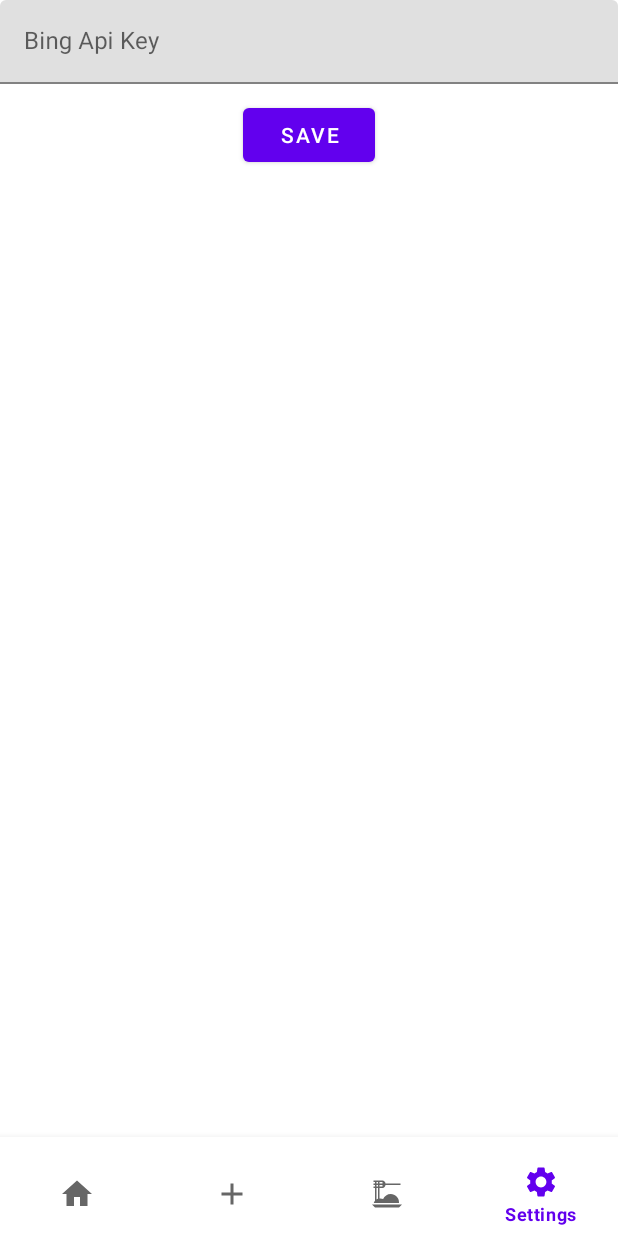
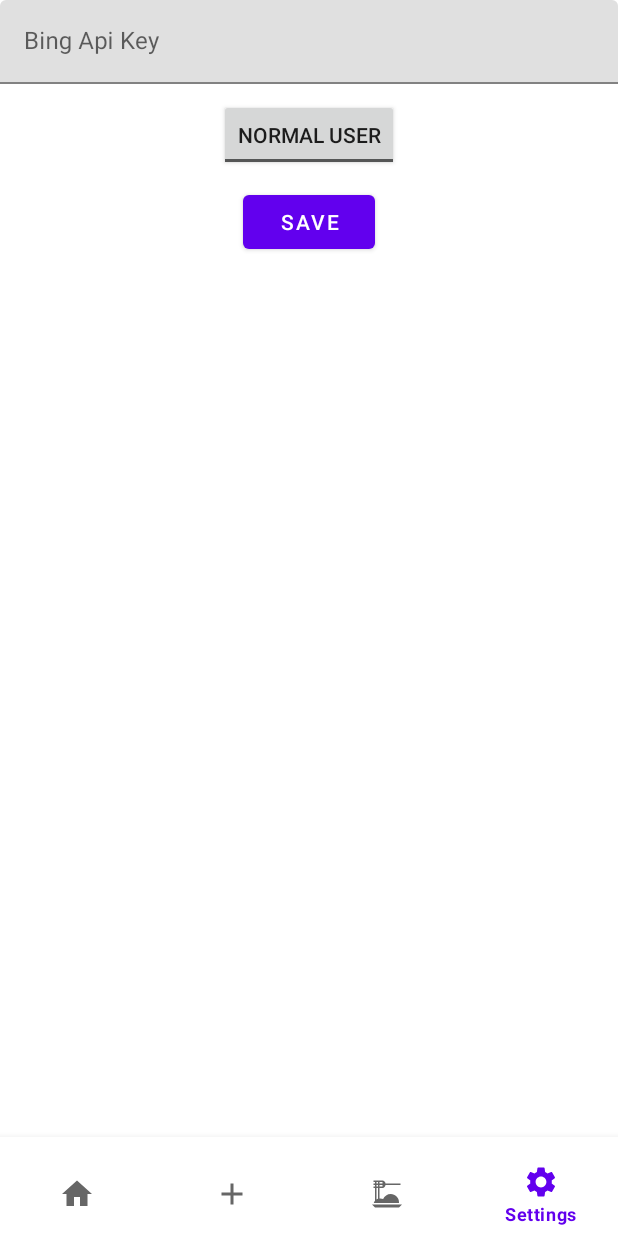
Before and after one commit to Nrojt/Dish-Dex, an Android app: the screen it shows after launch (MainActivity), item 4 of the bottom bar chosen, on a phone screen of 412 x 824 dp. Run offline under Robolectric (Android 15) with nearby library versions, the phone set to English and light mode, and no system bars; our stand-ins replace AdMob.

Commit message:
-Added pro user toggle button in settings -The frame layout now adapts to whether the adview is enabled or not

```diff
--- a/app/src/main/java/com/nrojt/dishdex/MainActivity.java
+++ b/app/src/main/java/com/nrojt/dishdex/MainActivity.java
@@ -1,8 +1,13 @@
 package com.nrojt.dishdex;
 
+import android.content.SharedPreferences;
 import android.os.Bundle;
+import android.view.View;
+import android.widget.FrameLayout;
 
 import androidx.appcompat.app.AppCompatActivity;
+import androidx.constraintlayout.widget.ConstraintLayout;
+import androidx.constraintlayout.widget.ConstraintSet;
 import androidx.fragment.app.Fragment;
 import androidx.fragment.app.FragmentManager;
 import androidx.fragment.app.FragmentTransaction;
@@ -14,6 +19,7 @@ import com.google.android.gms.ads.LoadAdError;
 import com.google.android.gms.ads.MobileAds;
 import com.google.android.gms.ads.initialization.InitializationStatus;
 import com.google.android.gms.ads.initialization.OnInitializationCompleteListener;
+import com.google.android.material.bottomnavigation.BottomNavigationView;
 import com.nrojt.dishdex.databinding.ActivityMainBinding;
 import com.nrojt.dishdex.fragments.AddRecipeChooserFragment;
 import com.nrojt.dishdex.fragments.HomePageFragment;
@@ -23,6 +29,8 @@ import com.nrojt.dishdex.fragments.SettingsFragment;
 
 public class MainActivity extends AppCompatActivity {
     private AdView adView;
+
+    private boolean isProUser;
 
     ActivityMainBinding binding;
 
@@ -37,6 +45,9 @@ public class MainActivity extends AppCompatActivity {
         //Setting the fragment that will show on app startup
         binding.bottomNavigationView.setSelectedItemId(R.id.homeButton);
         replaceFragment(new HomePageFragment());
+
+        SharedPreferences sharedPreferences = getSharedPreferences("SharedPrefs", MODE_PRIVATE);
+        isProUser = sharedPreferences.getBoolean(SettingsFragment.IS_PRO_USER, false);
 
         //Onclick listener for the bottom navigation bar, which will replace the fragment when one of the buttons is clicked.
         binding.bottomNavigationView.setOnItemSelectedListener(item -> {
@@ -103,6 +114,24 @@ public class MainActivity extends AppCompatActivity {
                 // covers the screen.
             }
         });
+
+        FrameLayout frameLayout = findViewById(R.id.frame_layout);
+        BottomNavigationView bottomNavigationView = findViewById(R.id.bottomNavigationView);
+
+        // Set the top and bottom constraints of the FrameLayout and disabling adview if the user is a pro user.
+        if (isProUser) {
+            // Remove the ad view
+            ConstraintLayout adContainer = findViewById(R.id.mainPageConstraintLayout);
+            View adView = findViewById(R.id.adView);
+            adContainer.removeView(adView);
+
+            // Set the top and bottom constraints of the FrameLayout
+            ConstraintSet constraintSet = new ConstraintSet();
+            constraintSet.clone(adContainer);
+            constraintSet.connect(frameLayout.getId(), ConstraintSet.TOP, ConstraintSet.PARENT_ID, ConstraintSet.TOP, 0);
+            constraintSet.connect(frameLayout.getId(), ConstraintSet.BOTTOM, bottomNavigationView.getId(), ConstraintSet.TOP, 0);
+            constraintSet.applyTo(adContainer);
+        }
     }
 
     //Method for replacing the fragment
--- a/app/src/main/java/com/nrojt/dishdex/fragments/SettingsFragment.java
+++ b/app/src/main/java/com/nrojt/dishdex/fragments/SettingsFragment.java
@@ -11,27 +11,28 @@ import android.view.View;
 import android.view.ViewGroup;
 import android.widget.Button;
 import android.widget.Toast;
+import android.widget.ToggleButton;
 
 import com.google.android.material.textfield.TextInputLayout;
 import com.nrojt.dishdex.R;
 
 
-/**
- * A simple {@link Fragment} subclass.
- * Use the {@link SettingsFragment#newInstance} factory method to
- * create an instance of this fragment.
- */
+
 public class SettingsFragment extends Fragment {
 
     private TextInputLayout bingApiKeyTextInput;
     private Button saveSettingsButton;
+    private ToggleButton proUserToggleButton;
 
     private String bingApiKey;
+    private boolean isProUser;
 
     public static final String SHARED_PREFS = "SharedPrefs";
     public static final String BING_API_KEY = "bingApiKey";
+    public static final String IS_PRO_USER = "isProUser";
 
     private String loadedApiKey;
+    private boolean loadedIsProUser;
 
     // TODO: Rename parameter arguments, choose names that match
     // the fragment initialization parameters, e.g. ARG_ITEM_NUMBER
@@ -46,14 +47,7 @@ public class SettingsFragment extends Fragment {
         // Required empty public constructor
     }
 
-    /**
-     * Use this factory method to create a new instance of
-     * this fragment using the provided parameters.
-     *
-     * @param param1 Parameter 1.
-     * @param param2 Parameter 2.
-     * @return A new instance of fragment SettingsFragment.
-     */
+
     // TODO: Rename and change types and number of parameters
     public static SettingsFragment newInstance(String param1, String param2) {
         SettingsFragment fragment = new SettingsFragment();
@@ -82,13 +76,14 @@ public class SettingsFragment extends Fragment {
         //Getting the views
         bingApiKeyTextInput = view.findViewById(R.id.bingKeyTextInput);
         saveSettingsButton = view.findViewById(R.id.saveSettingsButton);
+        proUserToggleButton = view.findViewById(R.id.proUserToggleButton);
 
         //Saving the settings to shared preferences (local storage) when the save button is clicked
         saveSettingsButton.setOnClickListener(new View.OnClickListener() {
             @Override
             public void onClick(View v) {
+                isProUser = proUserToggleButton.isChecked();
                 bingApiKey = bingApiKeyTextInput.getEditText().getText().toString();
-                System.out.println(bingApiKey);
                 if(!bingApiKey.isBlank()){
                     if (bingApiKey.length() != 32) {
                         Toast.makeText(getActivity().getApplicationContext(), "Invalid Bing Search API key", Toast.LENGTH_SHORT).show();
@@ -104,6 +99,7 @@ public class SettingsFragment extends Fragment {
 
         //Setting the text in the text input to the api key that was loaded in
         bingApiKeyTextInput.getEditText().setText(loadedApiKey);
+        proUserToggleButton.setChecked(loadedIsProUser);
 
         return view;
     }
@@ -116,6 +112,7 @@ public class SettingsFragment extends Fragment {
 
         //Saving the data, the first parameter is the key(name) and the second is the value(api key)
         editor.putString(BING_API_KEY, bingApiKey);
+        editor.putBoolean(IS_PRO_USER, isProUser);
         editor.apply();
     }
 
@@ -124,6 +121,7 @@ public class SettingsFragment extends Fragment {
         SharedPreferences sharedPreferences = getContext().getSharedPreferences(SHARED_PREFS, Context.MODE_PRIVATE);
         //If the key doesn't exist, the default value is an empty string
         loadedApiKey = sharedPreferences.getString(BING_API_KEY, "");
+        loadedIsProUser = sharedPreferences.getBoolean(IS_PRO_USER, false);
 
     }
 }
--- a/app/src/main/res/layout/activity_main.xml
+++ b/app/src/main/res/layout/activity_main.xml
@@ -2,6 +2,7 @@
 <androidx.constraintlayout.widget.ConstraintLayout xmlns:android="http://schemas.android.com/apk/res/android"
     xmlns:app="http://schemas.android.com/apk/res-auto"
     xmlns:tools="http://schemas.android.com/tools"
+    android:id="@+id/mainPageConstraintLayout"
     android:layout_width="match_parent"
     android:layout_height="match_parent"
     tools:context="com.nrojt.dishdex.MainActivity">
--- a/app/src/main/res/layout/fragment_saved_recipes.xml
+++ b/app/src/main/res/layout/fragment_saved_recipes.xml
@@ -35,7 +35,6 @@
         android:layout_width="match_parent"
         android:layout_height="0dp"
         android:paddingTop="10dp"
-        app:layout_constraintBottom_toTopOf="@+id/floatingActionButton"
         app:layout_constraintEnd_toEndOf="parent"
         app:layout_constraintStart_toStartOf="parent"
         app:layout_constraintTop_toBottomOf="@+id/savedRecipesSearchView">
--- a/app/src/main/res/layout/fragment_settings.xml
+++ b/app/src/main/res/layout/fragment_settings.xml
@@ -19,11 +19,22 @@
             android:hint="Bing Api Key" />
     </com.google.android.material.textfield.TextInputLayout>
 
+    <ToggleButton
+        android:id="@+id/proUserToggleButton"
+        android:layout_width="wrap_content"
+        android:layout_height="wrap_content"
+        android:layout_below="@id/bingKeyTextInput"
+        android:layout_centerHorizontal="true"
+        android:layout_marginBottom="10dp"
+        android:text="ToggleButton"
+        android:textOff="Normal User"
+        android:textOn="Pro User" />
+
     <Button
         android:id="@+id/saveSettingsButton"
         android:layout_width="wrap_content"
         android:layout_height="wrap_content"
-        android:layout_below="@id/bingKeyTextInput"
+        android:layout_below="@id/proUserToggleButton"
         android:layout_centerInParent="true"
         android:text="Save" />
 
```
